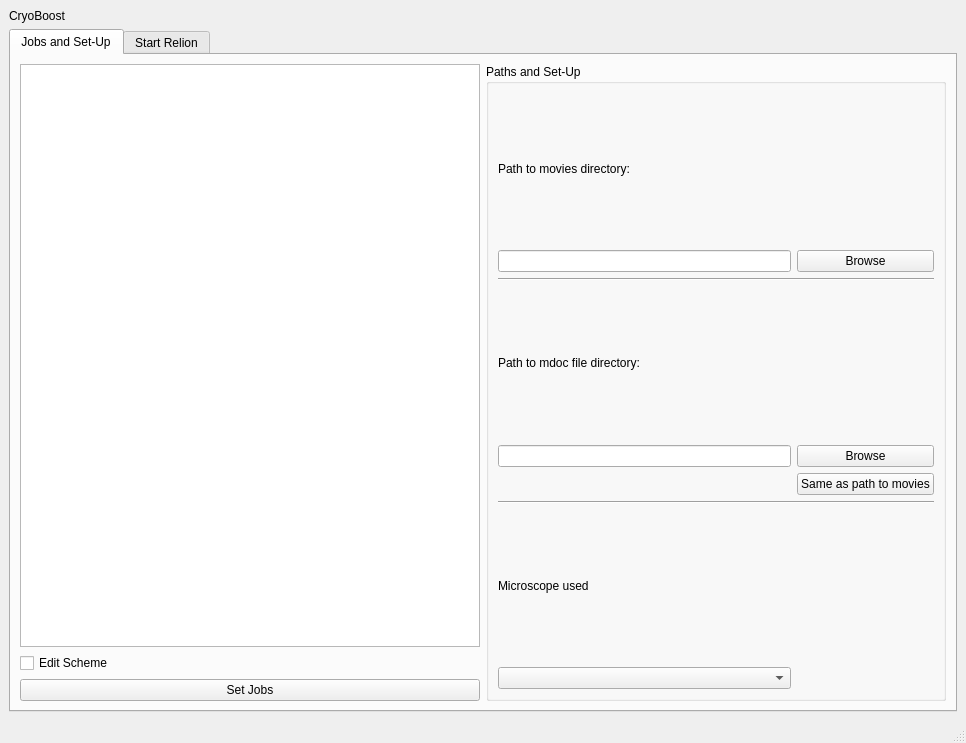
Qt form src/gui/schemeGui.ui (Klumpe-lab/CryoBoost) before a commit.
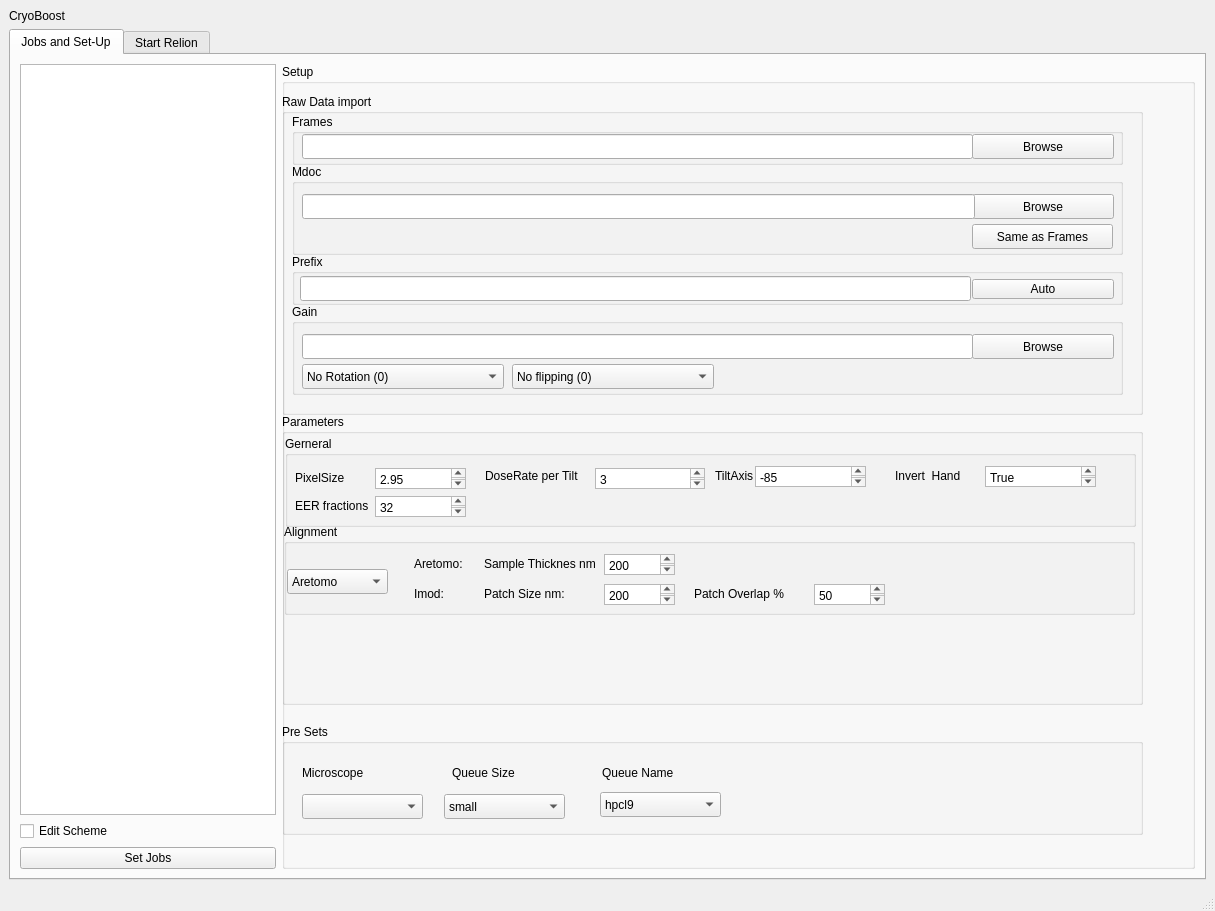
The same form after that commit. The open tabs and pages were chosen to show the change.

Commit message: added missing fields

Diff of the .ui file:
```diff
--- a/src/gui/schemeGui.ui
+++ b/src/gui/schemeGui.ui
@@ -6,8 +6,8 @@
    <rect>
     <x>0</x>
     <y>0</y>
-    <width>966</width>
-    <height>743</height>
+    <width>1215</width>
+    <height>911</height>
    </rect>
   </property>
   <property name="windowTitle">
@@ -32,82 +32,697 @@
         <string>Jobs and Set-Up</string>
        </attribute>
        <layout class="QGridLayout" name="gridLayout_3">
-        <item row="0" column="3" rowspan="3">
-         <widget class="QGroupBox" name="groupBox_in_paths">
+        <item row="0" column="1" rowspan="3" colspan="2">
+         <widget class="QGroupBox" name="groupBox_3">
           <property name="title">
-           <string>Paths and Set-Up</string>
+           <string>Setup</string>
           </property>
-          <layout class="QHBoxLayout" name="horizontalLayout">
-           <item>
-            <layout class="QGridLayout" name="gridLayout_2">
-             <item row="6" column="0">
-              <widget class="QLabel" name="lbl_path_mdoc">
-               <property name="text">
-                <string>Path to mdoc file directory:</string>
-               </property>
-              </widget>
+          <widget class="QGroupBox" name="groupBox_9">
+           <property name="geometry">
+            <rect>
+             <x>0</x>
+             <y>30</y>
+             <width>861</width>
+             <height>321</height>
+            </rect>
+           </property>
+           <property name="title">
+            <string>Raw Data import</string>
+           </property>
+           <widget class="QGroupBox" name="groupBox_7">
+            <property name="geometry">
+             <rect>
+              <x>10</x>
+              <y>160</y>
+              <width>831</width>
+              <height>51</height>
+             </rect>
+            </property>
+            <property name="title">
+             <string>Prefix</string>
+            </property>
+            <widget class="QLineEdit" name="line_path_crImportPrefix">
+             <property name="geometry">
+              <rect>
+               <x>8</x>
+               <y>22</y>
+               <width>671</width>
+               <height>25</height>
+              </rect>
+             </property>
+            </widget>
+            <widget class="QPushButton" name="btn_browse_autoPrefix">
+             <property name="geometry">
+              <rect>
+               <x>680</x>
+               <y>25</y>
+               <width>142</width>
+               <height>20</height>
+              </rect>
+             </property>
+             <property name="text">
+              <string>Auto</string>
+             </property>
+            </widget>
+           </widget>
+           <widget class="QGroupBox" name="groupBox_4">
+            <property name="geometry">
+             <rect>
+              <x>10</x>
+              <y>20</y>
+              <width>831</width>
+              <height>51</height>
+             </rect>
+            </property>
+            <property name="title">
+             <string>Frames</string>
+            </property>
+            <widget class="QLineEdit" name="line_path_movies">
+             <property name="geometry">
+              <rect>
+               <x>10</x>
+               <y>20</y>
+               <width>671</width>
+               <height>25</height>
+              </rect>
+             </property>
+            </widget>
+            <widget class="QPushButton" name="btn_browse_movies">
+             <property name="geometry">
+              <rect>
+               <x>680</x>
+               <y>20</y>
+               <width>142</width>
+               <height>25</height>
+              </rect>
+             </property>
+             <property name="text">
+              <string>Browse</string>
+             </property>
+            </widget>
+           </widget>
+           <widget class="QGroupBox" name="groupBox_5">
+            <property name="geometry">
+             <rect>
+              <x>10</x>
+              <y>70</y>
+              <width>831</width>
+              <height>91</height>
+             </rect>
+            </property>
+            <property name="title">
+             <string>Mdoc</string>
+            </property>
+            <widget class="QPushButton" name="btn_browse_mdocs">
+             <property name="geometry">
+              <rect>
+               <x>680</x>
+               <y>30</y>
+               <width>142</width>
+               <height>25</height>
+              </rect>
+             </property>
+             <property name="text">
+              <string>Browse</string>
+             </property>
+            </widget>
+            <widget class="QLineEdit" name="line_path_mdocs">
+             <property name="geometry">
+              <rect>
+               <x>10</x>
+               <y>30</y>
+               <width>673</width>
+               <height>25</height>
+              </rect>
+             </property>
+            </widget>
+            <widget class="QPushButton" name="btn_use_movie_path">
+             <property name="geometry">
+              <rect>
+               <x>680</x>
+               <y>60</y>
+               <width>141</width>
+               <height>25</height>
+              </rect>
+             </property>
+             <property name="text">
+              <string>Same as Frames</string>
+             </property>
+            </widget>
+           </widget>
+           <widget class="QGroupBox" name="groupBox_11">
+            <property name="geometry">
+             <rect>
+              <x>10</x>
+              <y>210</y>
+              <width>831</width>
+              <height>91</height>
+             </rect>
+            </property>
+            <property name="title">
+             <string>Gain</string>
+            </property>
+            <widget class="QLineEdit" name="line_path_gain">
+             <property name="geometry">
+              <rect>
+               <x>10</x>
+               <y>30</y>
+               <width>671</width>
+               <height>25</height>
+              </rect>
+             </property>
+            </widget>
+            <widget class="QPushButton" name="btn_browse_gain">
+             <property name="geometry">
+              <rect>
+               <x>680</x>
+               <y>30</y>
+               <width>142</width>
+               <height>25</height>
+              </rect>
+             </property>
+             <property name="text">
+              <string>Browse</string>
+             </property>
+            </widget>
+            <widget class="QComboBox" name="dropDown_gainRot">
+             <property name="geometry">
+              <rect>
+               <x>10</x>
+               <y>60</y>
+               <width>202</width>
+               <height>25</height>
+              </rect>
+             </property>
+             <item>
+              <property name="text">
+               <string>No Rotation (0)</string>
+              </property>
              </item>
-             <item row="13" column="0">
-              <widget class="QComboBox" name="dropDown_config"/>
+             <item>
+              <property name="text">
+               <string>90 degrees (1)</string>
+              </property>
              </item>
-             <item row="12" column="0">
-              <widget class="QLabel" name="lbl_config">
-               <property name="text">
-                <string>Microscope used</string>
-               </property>
-              </widget>
+             <item>
+              <property name="text">
+               <string>180 degrees (2)</string>
+              </property>
              </item>
-             <item row="1" column="0">
-              <widget class="QLineEdit" name="line_path_movies"/>
+             <item>
+              <property name="text">
+               <string>270 degrees (3)</string>
+              </property>
              </item>
-             <item row="7" column="0">
-              <widget class="QLineEdit" name="line_path_mdocs"/>
+            </widget>
+            <widget class="QComboBox" name="dropDown_gainFilp">
+             <property name="geometry">
+              <rect>
+               <x>220</x>
+               <y>60</y>
+               <width>202</width>
+               <height>25</height>
+              </rect>
+             </property>
+             <item>
+              <property name="text">
+               <string>No flipping (0)</string>
+              </property>
              </item>
-             <item row="0" column="0">
-              <widget class="QLabel" name="lbl_path_movies">
-               <property name="text">
-                <string>Path to movies directory:</string>
-               </property>
-              </widget>
+             <item>
+              <property name="text">
+               <string>Flip upside down (1)</string>
+              </property>
              </item>
-             <item row="5" column="0" colspan="2">
-              <widget class="Line" name="line">
-               <property name="orientation">
-                <enum>Qt::Horizontal</enum>
-               </property>
-              </widget>
+             <item>
+              <property name="text">
+               <string>Flip left to right (2)</string>
+              </property>
              </item>
-             <item row="11" column="0" colspan="2">
-              <widget class="Line" name="line_2">
-               <property name="orientation">
-                <enum>Qt::Horizontal</enum>
-               </property>
-              </widget>
+            </widget>
+           </widget>
+          </widget>
+          <widget class="QGroupBox" name="groupBox_8">
+           <property name="geometry">
+            <rect>
+             <x>0</x>
+             <y>350</y>
+             <width>861</width>
+             <height>291</height>
+            </rect>
+           </property>
+           <property name="title">
+            <string>Parameters</string>
+           </property>
+           <widget class="QGroupBox" name="groupBox_6">
+            <property name="geometry">
+             <rect>
+              <x>3</x>
+              <y>22</y>
+              <width>851</width>
+              <height>91</height>
+             </rect>
+            </property>
+            <property name="title">
+             <string>Gerneral</string>
+            </property>
+            <widget class="QLabel" name="label_7">
+             <property name="geometry">
+              <rect>
+               <x>430</x>
+               <y>32</y>
+               <width>101</width>
+               <height>16</height>
+              </rect>
+             </property>
+             <property name="text">
+              <string>TiltAxis</string>
+             </property>
+            </widget>
+            <widget class="QLabel" name="label_5">
+             <property name="geometry">
+              <rect>
+               <x>10</x>
+               <y>32</y>
+               <width>54</width>
+               <height>20</height>
+              </rect>
+             </property>
+             <property name="text">
+              <string>PixelSize</string>
+             </property>
+            </widget>
+            <widget class="QTextEdit" name="textEdit_pixelSize">
+             <property name="geometry">
+              <rect>
+               <x>90</x>
+               <y>32</y>
+               <width>91</width>
+               <height>21</height>
+              </rect>
+             </property>
+             <property name="html">
+              <string>&lt;!DOCTYPE HTML PUBLIC &quot;-//W3C//DTD HTML 4.0//EN&quot; &quot;http://www.w3.org/TR/REC-html40/strict.dtd&quot;&gt;
+&lt;html&gt;&lt;head&gt;&lt;meta name=&quot;qrichtext&quot; content=&quot;1&quot; /&gt;&lt;meta charset=&quot;utf-8&quot; /&gt;&lt;style type=&quot;text/css&quot;&gt;
+p, li { white-space: pre-wrap; }
+hr { height: 1px; border-width: 0; }
+li.unchecked::marker { content: &quot;\2610&quot;; }
+li.checked::marker { content: &quot;\2612&quot;; }
+&lt;/style&gt;&lt;/head&gt;&lt;body style=&quot; font-family:'Sans Serif'; font-size:9pt; font-weight:400; font-style:normal;&quot;&gt;
+&lt;p style=&quot; margin-top:0px; margin-bottom:0px; margin-left:0px; margin-right:0px; -qt-block-indent:0; text-indent:0px;&quot;&gt;2.95&lt;/p&gt;&lt;/body&gt;&lt;/html&gt;</string>
+             </property>
+            </widget>
+            <widget class="QTextEdit" name="textEdit_nomTiltAxis">
+             <property name="geometry">
+              <rect>
+               <x>470</x>
+               <y>30</y>
+               <width>111</width>
+               <height>21</height>
+              </rect>
+             </property>
+             <property name="html">
+              <string>&lt;!DOCTYPE HTML PUBLIC &quot;-//W3C//DTD HTML 4.0//EN&quot; &quot;http://www.w3.org/TR/REC-html40/strict.dtd&quot;&gt;
+&lt;html&gt;&lt;head&gt;&lt;meta name=&quot;qrichtext&quot; content=&quot;1&quot; /&gt;&lt;meta charset=&quot;utf-8&quot; /&gt;&lt;style type=&quot;text/css&quot;&gt;
+p, li { white-space: pre-wrap; }
+hr { height: 1px; border-width: 0; }
+li.unchecked::marker { content: &quot;\2610&quot;; }
+li.checked::marker { content: &quot;\2612&quot;; }
+&lt;/style&gt;&lt;/head&gt;&lt;body style=&quot; font-family:'Sans Serif'; font-size:9pt; font-weight:400; font-style:normal;&quot;&gt;
+&lt;p style=&quot; margin-top:0px; margin-bottom:0px; margin-left:0px; margin-right:0px; -qt-block-indent:0; text-indent:0px;&quot;&gt;-85&lt;/p&gt;&lt;/body&gt;&lt;/html&gt;</string>
+             </property>
+            </widget>
+            <widget class="QLabel" name="label_6">
+             <property name="geometry">
+              <rect>
+               <x>200</x>
+               <y>32</y>
+               <width>100</width>
+               <height>16</height>
+              </rect>
+             </property>
+             <property name="text">
+              <string>DoseRate per Tilt</string>
+             </property>
+            </widget>
+            <widget class="QLabel" name="label_8">
+             <property name="geometry">
+              <rect>
+               <x>610</x>
+               <y>32</y>
+               <width>101</width>
+               <height>16</height>
+              </rect>
+             </property>
+             <property name="text">
+              <string>Invert  Hand</string>
+             </property>
+            </widget>
+            <widget class="QLabel" name="label_9">
+             <property name="geometry">
+              <rect>
+               <x>10</x>
+               <y>60</y>
+               <width>81</width>
+               <height>20</height>
+              </rect>
+             </property>
+             <property name="text">
+              <string>EER fractions</string>
+             </property>
+            </widget>
+            <widget class="QTextEdit" name="textEdit_dosePerTilt">
+             <property name="geometry">
+              <rect>
+               <x>310</x>
+               <y>32</y>
+               <width>110</width>
+               <height>21</height>
+              </rect>
+             </property>
+             <property name="html">
+              <string>&lt;!DOCTYPE HTML PUBLIC &quot;-//W3C//DTD HTML 4.0//EN&quot; &quot;http://www.w3.org/TR/REC-html40/strict.dtd&quot;&gt;
+&lt;html&gt;&lt;head&gt;&lt;meta name=&quot;qrichtext&quot; content=&quot;1&quot; /&gt;&lt;meta charset=&quot;utf-8&quot; /&gt;&lt;style type=&quot;text/css&quot;&gt;
+p, li { white-space: pre-wrap; }
+hr { height: 1px; border-width: 0; }
+li.unchecked::marker { content: &quot;\2610&quot;; }
+li.checked::marker { content: &quot;\2612&quot;; }
+&lt;/style&gt;&lt;/head&gt;&lt;body style=&quot; font-family:'Sans Serif'; font-size:9pt; font-weight:400; font-style:normal;&quot;&gt;
+&lt;p style=&quot; margin-top:0px; margin-bottom:0px; margin-left:0px; margin-right:0px; -qt-block-indent:0; text-indent:0px;&quot;&gt;3&lt;/p&gt;&lt;/body&gt;&lt;/html&gt;</string>
+             </property>
+            </widget>
+            <widget class="QTextEdit" name="textEdit_eerFractions">
+             <property name="geometry">
+              <rect>
+               <x>90</x>
+               <y>60</y>
+               <width>91</width>
+               <height>21</height>
+              </rect>
+             </property>
+             <property name="html">
+              <string>&lt;!DOCTYPE HTML PUBLIC &quot;-//W3C//DTD HTML 4.0//EN&quot; &quot;http://www.w3.org/TR/REC-html40/strict.dtd&quot;&gt;
+&lt;html&gt;&lt;head&gt;&lt;meta name=&quot;qrichtext&quot; content=&quot;1&quot; /&gt;&lt;meta charset=&quot;utf-8&quot; /&gt;&lt;style type=&quot;text/css&quot;&gt;
+p, li { white-space: pre-wrap; }
+hr { height: 1px; border-width: 0; }
+li.unchecked::marker { content: &quot;\2610&quot;; }
+li.checked::marker { content: &quot;\2612&quot;; }
+&lt;/style&gt;&lt;/head&gt;&lt;body style=&quot; font-family:'Sans Serif'; font-size:9pt; font-weight:400; font-style:normal;&quot;&gt;
+&lt;p style=&quot; margin-top:0px; margin-bottom:0px; margin-left:0px; margin-right:0px; -qt-block-indent:0; text-indent:0px;&quot;&gt;32&lt;/p&gt;&lt;/body&gt;&lt;/html&gt;</string>
+             </property>
+            </widget>
+            <widget class="QTextEdit" name="textEdit_invertHand">
+             <property name="geometry">
+              <rect>
+               <x>700</x>
+               <y>30</y>
+               <width>111</width>
+               <height>21</height>
+              </rect>
+             </property>
+             <property name="html">
+              <string>&lt;!DOCTYPE HTML PUBLIC &quot;-//W3C//DTD HTML 4.0//EN&quot; &quot;http://www.w3.org/TR/REC-html40/strict.dtd&quot;&gt;
+&lt;html&gt;&lt;head&gt;&lt;meta name=&quot;qrichtext&quot; content=&quot;1&quot; /&gt;&lt;meta charset=&quot;utf-8&quot; /&gt;&lt;style type=&quot;text/css&quot;&gt;
+p, li { white-space: pre-wrap; }
+hr { height: 1px; border-width: 0; }
+li.unchecked::marker { content: &quot;\2610&quot;; }
+li.checked::marker { content: &quot;\2612&quot;; }
+&lt;/style&gt;&lt;/head&gt;&lt;body style=&quot; font-family:'Sans Serif'; font-size:9pt; font-weight:400; font-style:normal;&quot;&gt;
+&lt;p style=&quot; margin-top:0px; margin-bottom:0px; margin-left:0px; margin-right:0px; -qt-block-indent:0; text-indent:0px;&quot;&gt;True&lt;/p&gt;&lt;/body&gt;&lt;/html&gt;</string>
+             </property>
+            </widget>
+           </widget>
+           <widget class="QGroupBox" name="groupBox_12">
+            <property name="geometry">
+             <rect>
+              <x>2</x>
+              <y>110</y>
+              <width>851</width>
+              <height>91</height>
+             </rect>
+            </property>
+            <property name="title">
+             <string>Alignment</string>
+            </property>
+            <widget class="QLabel" name="label_12">
+             <property name="geometry">
+              <rect>
+               <x>130</x>
+               <y>30</y>
+               <width>61</width>
+               <height>20</height>
+              </rect>
+             </property>
+             <property name="text">
+              <string>Aretomo:</string>
+             </property>
+            </widget>
+            <widget class="QLabel" name="label_13">
+             <property name="geometry">
+              <rect>
+               <x>200</x>
+               <y>32</y>
+               <width>131</width>
+               <height>16</height>
+              </rect>
+             </property>
+             <property name="text">
+              <string>Sample Thicknes nm</string>
+             </property>
+            </widget>
+            <widget class="QLabel" name="label_15">
+             <property name="geometry">
+              <rect>
+               <x>130</x>
+               <y>60</y>
+               <width>61</width>
+               <height>20</height>
+              </rect>
+             </property>
+             <property name="text">
+              <string>Imod:</string>
+             </property>
+            </widget>
+            <widget class="QTextEdit" name="textEdit_areTomoSampleThick">
+             <property name="geometry">
+              <rect>
+               <x>320</x>
+               <y>30</y>
+               <width>71</width>
+               <height>21</height>
+              </rect>
+             </property>
+             <property name="html">
+              <string>&lt;!DOCTYPE HTML PUBLIC &quot;-//W3C//DTD HTML 4.0//EN&quot; &quot;http://www.w3.org/TR/REC-html40/strict.dtd&quot;&gt;
+&lt;html&gt;&lt;head&gt;&lt;meta name=&quot;qrichtext&quot; content=&quot;1&quot; /&gt;&lt;meta charset=&quot;utf-8&quot; /&gt;&lt;style type=&quot;text/css&quot;&gt;
+p, li { white-space: pre-wrap; }
+hr { height: 1px; border-width: 0; }
+li.unchecked::marker { content: &quot;\2610&quot;; }
+li.checked::marker { content: &quot;\2612&quot;; }
+&lt;/style&gt;&lt;/head&gt;&lt;body style=&quot; font-family:'Sans Serif'; font-size:9pt; font-weight:400; font-style:normal;&quot;&gt;
+&lt;p style=&quot; margin-top:0px; margin-bottom:0px; margin-left:0px; margin-right:0px; -qt-block-indent:0; text-indent:0px;&quot;&gt;200&lt;/p&gt;&lt;/body&gt;&lt;/html&gt;</string>
+             </property>
+            </widget>
+            <widget class="QComboBox" name="dropDown_tomoAlignProgram">
+             <property name="geometry">
+              <rect>
+               <x>3</x>
+               <y>45</y>
+               <width>101</width>
+               <height>25</height>
+              </rect>
+             </property>
+             <item>
+              <property name="text">
+               <string>Aretomo</string>
+              </property>
              </item>
-             <item row="10" column="1">
-              <widget class="QPushButton" name="btn_use_movie_path">
-               <property name="text">
-                <string>Same as path to movies</string>
-               </property>
-              </widget>
+             <item>
+              <property name="text">
+               <string>Imod</string>
+              </property>
              </item>
-             <item row="1" column="1">
-              <widget class="QPushButton" name="btn_browse_movies">
-               <property name="text">
-                <string>Browse</string>
-               </property>
-              </widget>
-             </item>
-             <item row="7" column="1">
-              <widget class="QPushButton" name="btn_browse_mdocs">
-               <property name="text">
-                <string>Browse</string>
-               </property>
-              </widget>
-             </item>
-            </layout>
-           </item>
-          </layout>
+            </widget>
+            <widget class="QLabel" name="label_14">
+             <property name="geometry">
+              <rect>
+               <x>200</x>
+               <y>62</y>
+               <width>131</width>
+               <height>16</height>
+              </rect>
+             </property>
+             <property name="text">
+              <string>Patch Size nm:</string>
+             </property>
+            </widget>
+            <widget class="QTextEdit" name="textEdit_ImodPatchSize">
+             <property name="geometry">
+              <rect>
+               <x>320</x>
+               <y>60</y>
+               <width>71</width>
+               <height>21</height>
+              </rect>
+             </property>
+             <property name="html">
+              <string>&lt;!DOCTYPE HTML PUBLIC &quot;-//W3C//DTD HTML 4.0//EN&quot; &quot;http://www.w3.org/TR/REC-html40/strict.dtd&quot;&gt;
+&lt;html&gt;&lt;head&gt;&lt;meta name=&quot;qrichtext&quot; content=&quot;1&quot; /&gt;&lt;meta charset=&quot;utf-8&quot; /&gt;&lt;style type=&quot;text/css&quot;&gt;
+p, li { white-space: pre-wrap; }
+hr { height: 1px; border-width: 0; }
+li.unchecked::marker { content: &quot;\2610&quot;; }
+li.checked::marker { content: &quot;\2612&quot;; }
+&lt;/style&gt;&lt;/head&gt;&lt;body style=&quot; font-family:'Sans Serif'; font-size:9pt; font-weight:400; font-style:normal;&quot;&gt;
+&lt;p style=&quot; margin-top:0px; margin-bottom:0px; margin-left:0px; margin-right:0px; -qt-block-indent:0; text-indent:0px;&quot;&gt;200&lt;/p&gt;&lt;/body&gt;&lt;/html&gt;</string>
+             </property>
+            </widget>
+            <widget class="QLabel" name="label_16">
+             <property name="geometry">
+              <rect>
+               <x>410</x>
+               <y>62</y>
+               <width>131</width>
+               <height>16</height>
+              </rect>
+             </property>
+             <property name="text">
+              <string>Patch Overlap %</string>
+             </property>
+            </widget>
+            <widget class="QTextEdit" name="textEdit_imodPatchOverlap">
+             <property name="geometry">
+              <rect>
+               <x>530</x>
+               <y>60</y>
+               <width>71</width>
+               <height>21</height>
+              </rect>
+             </property>
+             <property name="html">
+              <string>&lt;!DOCTYPE HTML PUBLIC &quot;-//W3C//DTD HTML 4.0//EN&quot; &quot;http://www.w3.org/TR/REC-html40/strict.dtd&quot;&gt;
+&lt;html&gt;&lt;head&gt;&lt;meta name=&quot;qrichtext&quot; content=&quot;1&quot; /&gt;&lt;meta charset=&quot;utf-8&quot; /&gt;&lt;style type=&quot;text/css&quot;&gt;
+p, li { white-space: pre-wrap; }
+hr { height: 1px; border-width: 0; }
+li.unchecked::marker { content: &quot;\2610&quot;; }
+li.checked::marker { content: &quot;\2612&quot;; }
+&lt;/style&gt;&lt;/head&gt;&lt;body style=&quot; font-family:'Sans Serif'; font-size:9pt; font-weight:400; font-style:normal;&quot;&gt;
+&lt;p style=&quot; margin-top:0px; margin-bottom:0px; margin-left:0px; margin-right:0px; -qt-block-indent:0; text-indent:0px;&quot;&gt;50&lt;/p&gt;&lt;/body&gt;&lt;/html&gt;</string>
+             </property>
+            </widget>
+           </widget>
+          </widget>
+          <widget class="QGroupBox" name="groupBox_10">
+           <property name="geometry">
+            <rect>
+             <x>0</x>
+             <y>660</y>
+             <width>861</width>
+             <height>111</height>
+            </rect>
+           </property>
+           <property name="title">
+            <string>Pre Sets</string>
+           </property>
+           <widget class="QComboBox" name="dropDown_config">
+            <property name="geometry">
+             <rect>
+              <x>20</x>
+              <y>70</y>
+              <width>121</width>
+              <height>25</height>
+             </rect>
+            </property>
+           </widget>
+           <widget class="QLabel" name="label_10">
+            <property name="geometry">
+             <rect>
+              <x>20</x>
+              <y>40</y>
+              <width>81</width>
+              <height>17</height>
+             </rect>
+            </property>
+            <property name="text">
+             <string>Microscope</string>
+            </property>
+           </widget>
+           <widget class="QLabel" name="label_11">
+            <property name="geometry">
+             <rect>
+              <x>170</x>
+              <y>40</y>
+              <width>80</width>
+              <height>17</height>
+             </rect>
+            </property>
+            <property name="text">
+             <string>Queue Size</string>
+            </property>
+           </widget>
+           <widget class="QComboBox" name="dropDown_queueSize">
+            <property name="geometry">
+             <rect>
+              <x>162</x>
+              <y>70</y>
+              <width>121</width>
+              <height>25</height>
+             </rect>
+            </property>
+            <item>
+             <property name="text">
+              <string>small </string>
+             </property>
+            </item>
+            <item>
+             <property name="text">
+              <string>medium</string>
+             </property>
+            </item>
+            <item>
+             <property name="text">
+              <string>large</string>
+             </property>
+            </item>
+           </widget>
+           <widget class="QLabel" name="label_17">
+            <property name="geometry">
+             <rect>
+              <x>320</x>
+              <y>40</y>
+              <width>80</width>
+              <height>17</height>
+             </rect>
+            </property>
+            <property name="text">
+             <string>Queue Name</string>
+            </property>
+           </widget>
+           <widget class="QComboBox" name="dropDown_config_6">
+            <property name="geometry">
+             <rect>
+              <x>318</x>
+              <y>68</y>
+              <width>121</width>
+              <height>25</height>
+             </rect>
+            </property>
+            <item>
+             <property name="text">
+              <string>hpcl9</string>
+             </property>
+            </item>
+            <item>
+             <property name="text">
+              <string>hpcl93</string>
+             </property>
+            </item>
+            <item>
+             <property name="text">
+              <string>hpcl8</string>
+             </property>
+            </item>
+           </widget>
+          </widget>
          </widget>
         </item>
         <item row="2" column="0">
@@ -125,7 +740,17 @@
          </widget>
         </item>
         <item row="0" column="0">
-         <widget class="QTableWidget" name="table_scheme"/>
+         <widget class="QTableWidget" name="table_scheme">
+          <property name="enabled">
+           <bool>true</bool>
+          </property>
+          <property name="sizePolicy">
+           <sizepolicy hsizetype="Fixed" vsizetype="Expanding">
+            <horstretch>0</horstretch>
+            <verstretch>0</verstretch>
+           </sizepolicy>
+          </property>
+         </widget>
         </item>
        </layout>
       </widget>
```
Left out of the diff: 2 changed lines with no effect on the pictures. The commit also changes 1 other file.
